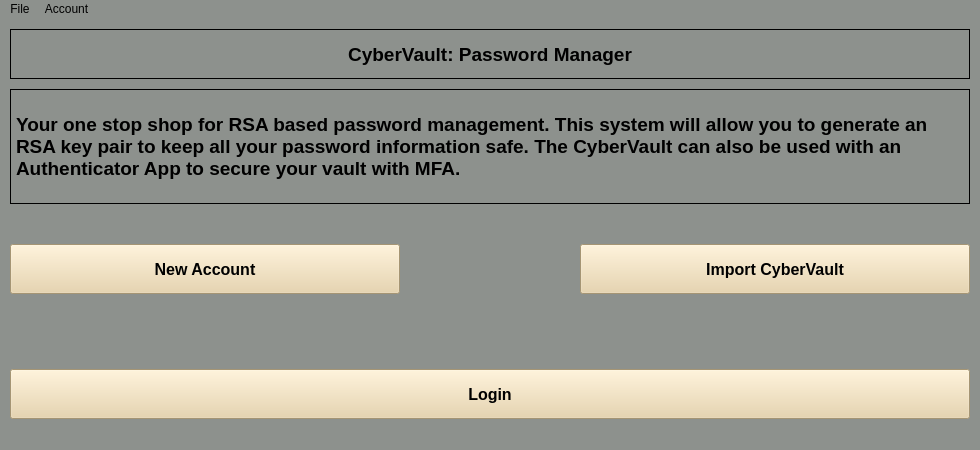
Before: the Qt Designer form cybervault.ui in dark-anub1s/CyberVault, drawn with Qt 5.
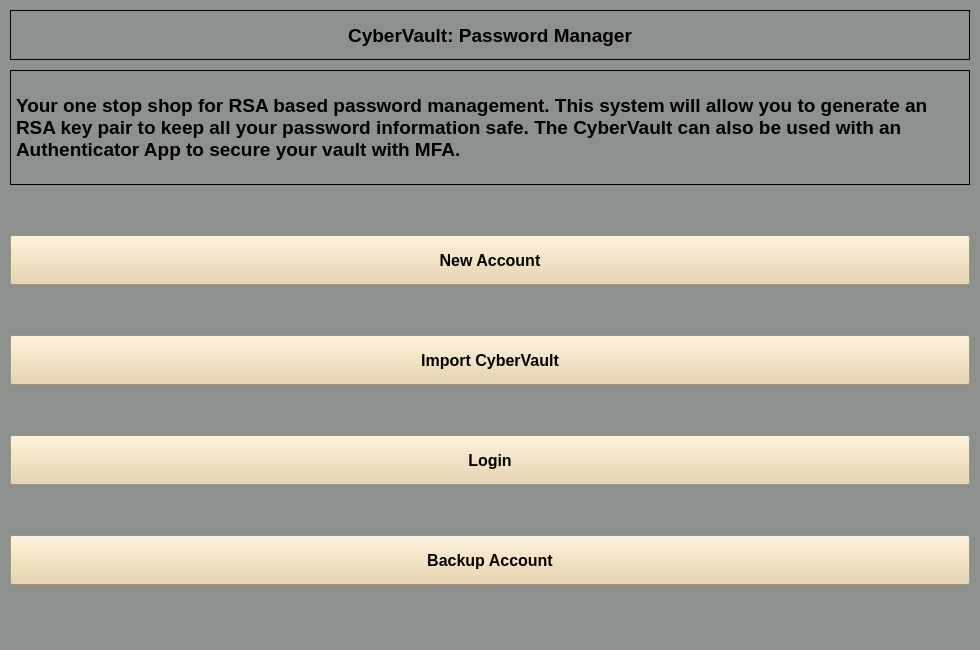
After: the same form once the commit is applied. Icons and pictures are not drawn.

Commit message: Got the Backup Account function working.

Diff of the .ui file:
```diff
--- a/cybervault.ui
+++ b/cybervault.ui
@@ -7,7 +7,7 @@
     <x>0</x>
     <y>0</y>
     <width>980</width>
-    <height>450</height>
+    <height>650</height>
    </rect>
   </property>
   <property name="sizePolicy">
@@ -19,13 +19,13 @@
   <property name="minimumSize">
    <size>
     <width>980</width>
-    <height>450</height>
+    <height>650</height>
    </size>
   </property>
   <property name="maximumSize">
    <size>
     <width>980</width>
-    <height>540</height>
+    <height>650</height>
    </size>
   </property>
   <property name="windowTitle">
@@ -116,8 +116,8 @@
     <property name="geometry">
      <rect>
       <x>10</x>
-      <y>225</y>
-      <width>390</width>
+      <y>235</y>
+      <width>960</width>
       <height>50</height>
      </rect>
     </property>
@@ -139,9 +139,9 @@
    <widget class="QPushButton" name="import_cybervault">
     <property name="geometry">
      <rect>
-      <x>580</x>
-      <y>225</y>
-      <width>390</width>
+      <x>10</x>
+      <y>335</y>
+      <width>960</width>
       <height>50</height>
      </rect>
     </property>
@@ -170,7 +170,7 @@
     <property name="geometry">
      <rect>
       <x>10</x>
-      <y>350</y>
+      <y>435</y>
       <width>960</width>
       <height>50</height>
      </rect>
@@ -190,37 +190,36 @@
      <string>Login</string>
     </property>
    </widget>
+   <widget class="QPushButton" name="backup_btn">
+    <property name="geometry">
+     <rect>
+      <x>10</x>
+      <y>535</y>
+      <width>960</width>
+      <height>50</height>
+     </rect>
+    </property>
+    <property name="font">
+     <font>
+      <family>Arial</family>
+      <pointsize>12</pointsize>
+      <weight>75</weight>
+      <bold>true</bold>
+     </font>
+    </property>
+    <property name="styleSheet">
+     <string notr="true">background-color: rgb(231, 208, 162);</string>
+    </property>
+    <property name="text">
+     <string>Backup Account</string>
+    </property>
+   </widget>
    <zorder>Title</zorder>
    <zorder>info</zorder>
    <zorder>login_to_account</zorder>
    <zorder>import_cybervault</zorder>
    <zorder>new_account</zorder>
-  </widget>
-  <widget class="QMenuBar" name="menubar">
-   <property name="geometry">
-    <rect>
-     <x>0</x>
-     <y>0</y>
-     <width>980</width>
-     <height>26</height>
-    </rect>
-   </property>
-   <widget class="QMenu" name="menuFile">
-    <property name="title">
-     <string>File</string>
-    </property>
-    <addaction name="actionOpen"/>
-   </widget>
-   <widget class="QMenu" name="menuAccount">
-    <property name="title">
-     <string>Account</string>
-    </property>
-    <addaction name="actionOpen_Vault"/>
-    <addaction name="actionExport_Vault"/>
-    <addaction name="pass_gen"/>
-   </widget>
-   <addaction name="menuFile"/>
-   <addaction name="menuAccount"/>
+   <zorder>backup_btn</zorder>
   </widget>
   <widget class="QStatusBar" name="statusbar"/>
   <action name="pass_gen">
```
The commit also changes 5 other files.
